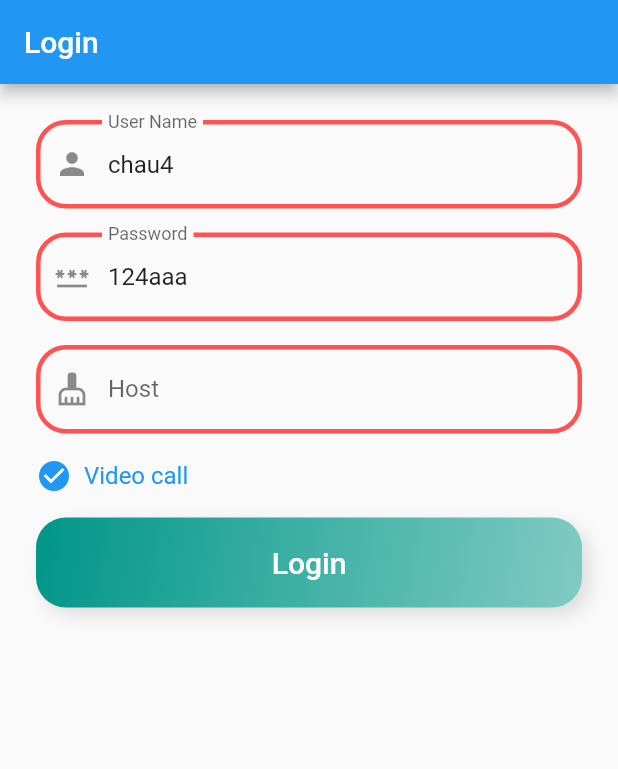
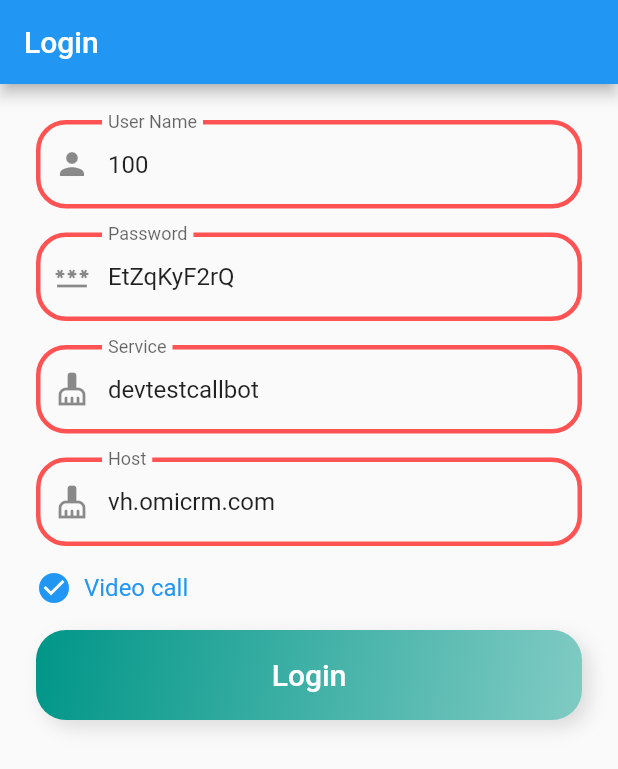
Before and after one commit to VIHATTeam/OMICALL-Flutter-SDK, a Flutter app: the screen it shows after launch, on a phone screen of 412 x 824 dp. Shown: the top 769 px of the screen. Run offline on Flutter 3.47's test engine with Material 2 defaults, Android fonts, the phone set to English and light mode, and no system bars; our stand-ins replace firebase_core, firebase_messaging, flutter_easyloading, flutter_svg, permission_handler, shared_preferences; missing offline and left inert: easy_dialog; accounts and stored records are empty.

```diff
--- a/OMICALL-Flutter-SDK-Sample/lib/main.dart
+++ b/OMICALL-Flutter-SDK-Sample/lib/main.dart
@@ -2,12 +2,12 @@
 
 import 'package:calling/local_storage/local_storage.dart';
 import 'package:calling/screens/home/home_screen.dart';
+import 'package:calling/screens/login/login_user_password_screen.dart';
 import 'package:firebase_core/firebase_core.dart';
 import 'package:firebase_messaging/firebase_messaging.dart';
 import 'package:flutter/material.dart';
 import 'package:flutter_easyloading/flutter_easyloading.dart';
 import 'package:omicall_flutter_plugin/omicall.dart';
-import 'package:permission_handler/permission_handler.dart';
 
 import 'screens/login/login_apikey_screen.dart';
 
@@ -50,7 +50,7 @@
       userImage: "calling_face",
       prefixMissedCallMessage: 'Cuộc gọi nhỡ từ',
       missedCallTitle: 'Cuộc gọi nhỡ',
-      userNameKey: 'uuid',
+      userNameKey: 'extension',
       channelId: 'comcung.channelid.notification'
     );
 
@@ -62,7 +62,7 @@
       child: MaterialApp(
         theme: ThemeData.light(),
         home:
-            loginInfo != null ? const HomeScreen() : const LoginApiKeyScreen(),
+            loginInfo != null ? const HomeScreen() : const LoginUserPasswordScreen(),
         debugShowCheckedModeBanner: false,
         builder: EasyLoading.init(),
       ),
--- a/OMICALL-Flutter-SDK-Sample/lib/screens/home/home_screen.dart
+++ b/OMICALL-Flutter-SDK-Sample/lib/screens/home/home_screen.dart
@@ -6,6 +6,7 @@
 import 'package:calling/components/call_status.dart';
 import 'package:calling/local_storage/local_storage.dart';
 import 'package:calling/screens/login/login_apikey_screen.dart';
+import 'package:calling/screens/login/login_user_password_screen.dart';
 import 'package:calling/screens/video_call/video_call_screen.dart';
 import 'package:easy_dialog/easy_dialog.dart';
 import 'package:flutter/material.dart';
@@ -29,7 +30,7 @@
 
 class _HomeScreenState extends State<HomeScreen> {
   late final TextEditingController _phoneNumberController =
-      TextEditingController()..text = Platform.isAndroid ? '110' : '115';
+      TextEditingController()..text = Platform.isAndroid ? '101' : '100';
 
   // late final TextEditingController _phoneNumberController =
   // TextEditingController()..text = Platform.isAndroid ? '123aaa' : '122aaa';
@@ -238,7 +239,7 @@
                   EasyLoading.dismiss();
                   Navigator.of(context).pushReplacement(
                     MaterialPageRoute(
-                      builder: (_) => const LoginApiKeyScreen(),
+                      builder: (_) => const LoginUserPasswordScreen(),
                     ),
                   );
                 },
--- a/OMICALL-Flutter-SDK-Sample/lib/screens/login/login_user_password_screen.dart
+++ b/OMICALL-Flutter-SDK-Sample/lib/screens/login/login_user_password_screen.dart
@@ -21,13 +21,13 @@
   // NSString * PASS_WORD2 = @"Kunkun12345";
   //video
   late final TextEditingController _userNameController = TextEditingController()
-    ..text = Platform.isIOS ? '115' : '116';
+    ..text = Platform.isAndroid ? '100' : '101';
   late final TextEditingController _passwordController = TextEditingController()
-    ..text = Platform.isIOS ? 'VlAkzpm2Fn' : 'vWmFFBZwss';
+    ..text = Platform.isAndroid ? 'EtZqKyF2rQ' : 'N4qBeWi6Uk';
   late final TextEditingController _serviceUrlController =
-      TextEditingController()..text = '';
+      TextEditingController()..text = 'devtestcallbot';
   late final TextEditingController _hostUrlController = TextEditingController()
-    ..text = '171.244.138.14';
+    ..text = 'vh.omicrm.com';
 
   bool _supportVideoCall = true;
   TextStyle basicStyle = const TextStyle(
```
Also changed, not shown: 4 other files.
